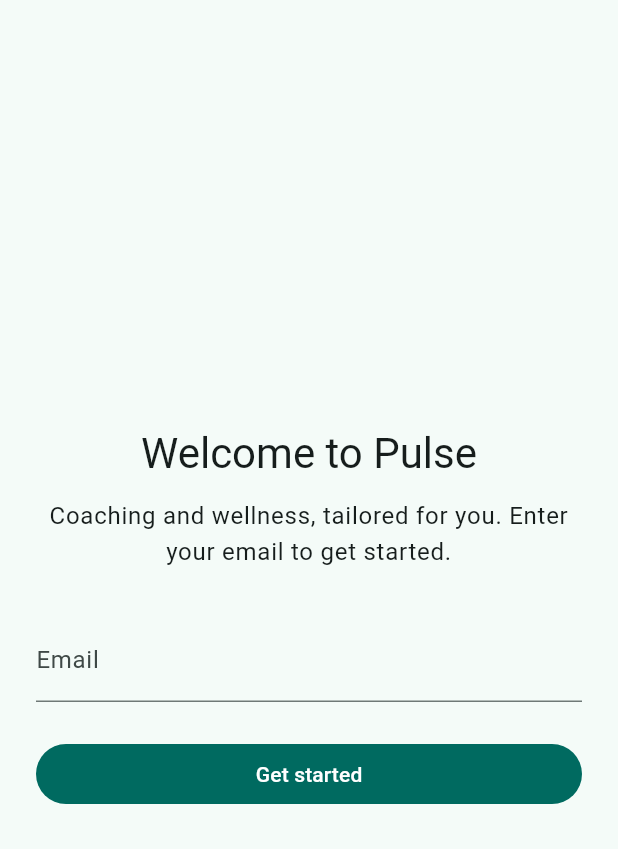
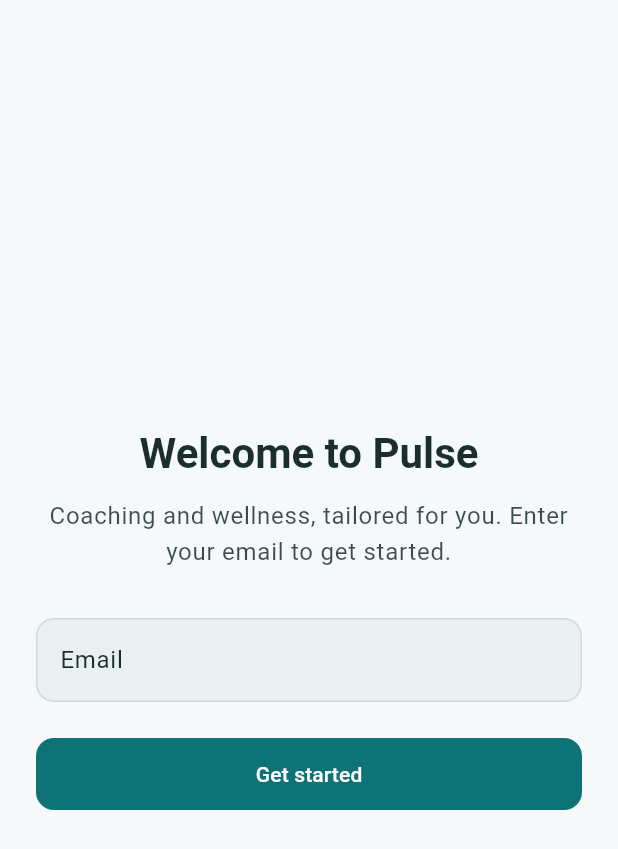
Before and after one commit to srdjan86/pulse_coaching_app, a Flutter app: the screen it shows after launch, on a phone screen of 412 x 824 dp. Shown: the top 849 px of the screen. Run offline on Flutter 3.47's test engine with Material 3 defaults, Android fonts, the phone set to English and light mode, and no system bars; our stand-ins replace equatable, firebase_auth, firebase_core, flutter_bloc, get_it, go_router and 1 more; accounts and stored records are empty.

Commit message:
Add Pulse design tokens and apply theme to onboarding and home (closes #2).
Introduce AppColors ThemeExtension, wire ColorScheme and component themes in AppTheme, and exclude build/Pods from analyzer noise.

Co-authored-by: Cursor <cursoragent@cursor.com>

```diff
--- a/analysis_options.yaml
+++ b/analysis_options.yaml
@@ -8,6 +8,11 @@
 # The following line activates a set of recommended lints for Flutter apps,
 # packages, and plugins designed to encourage good coding practices.
 include: package:flutter_lints/flutter.yaml
+
+analyzer:
+  exclude:
+    - build/**
+    - ios/Pods/**
 
 linter:
   # The lint rules applied to this project can be customized in the
--- a/lib/app/app.dart
+++ b/lib/app/app.dart
@@ -17,9 +17,7 @@ class DeliveryApp extends StatelessWidget {
 
     return MaterialApp.router(
       title: config.appName,
-      theme: AppTheme.light(
-        seedColor: AppTheme.seedColorForFlavor(config.flavor.name),
-      ),
+      theme: AppTheme.light(flavor: config.flavor.name),
       localizationsDelegates: AppLocalizations.localizationsDelegates,
       supportedLocales: AppLocalizations.supportedLocales,
       routerConfig: createAppRouter(),
--- /dev/null
+++ b/lib/core/theme/app_colors.dart
@@ -0,0 +1,93 @@
+import 'package:flutter/material.dart';
+
+/// Pulse brand color tokens. Prefer [Theme.of(context).colorScheme] in widgets;
+/// use [ThemeExtension] via [AppColors.of] when a named token is clearer.
+@immutable
+class AppColors extends ThemeExtension<AppColors> {
+  const AppColors({
+    required this.primary,
+    required this.onPrimary,
+    required this.surface,
+    required this.onSurface,
+    required this.error,
+    required this.onError,
+    required this.surfaceContainer,
+  });
+
+  /// Brand primary — CTAs and key accents.
+  final Color primary;
+
+  /// Text and icons on [primary].
+  final Color onPrimary;
+
+  /// Screen and scaffold backgrounds.
+  final Color surface;
+
+  /// Primary text on [surface].
+  final Color onSurface;
+
+  /// Errors and destructive emphasis.
+  final Color error;
+
+  /// Text and icons on [error].
+  final Color onError;
+
+  /// Elevated surfaces such as cards.
+  final Color surfaceContainer;
+
+  /// Default light palette for Pulse (wellness / coaching).
+  static const light = AppColors(
+    primary: Color(0xFF0D7377),
+    onPrimary: Color(0xFFFFFFFF),
+    surface: Color(0xFFF5F9F9),
+    onSurface: Color(0xFF1A2E2E),
+    error: Color(0xFFB3261E),
+    onError: Color(0xFFFFFFFF),
+    surfaceContainer: Color(0xFFE8F0F0),
+  );
+
+  static AppColors of(BuildContext context) {
+    return Theme.of(context).extension<AppColors>() ?? light;
+  }
+
+  @override
+  AppColors copyWith({
+    Color? primary,
+    Color? onPrimary,
+    Color? surface,
+    Color? onSurface,
+    Color? error,
+    Color? onError,
+    Color? surfaceContainer,
+  }) {
+    return AppColors(
+      primary: primary ?? this.primary,
+      onPrimary: onPrimary ?? this.onPrimary,
+      surface: surface ?? this.surface,
+      onSurface: onSurface ?? this.onSurface,
+      error: error ?? this.error,
+      onError: onError ?? this.onError,
+      surfaceContainer: surfaceContainer ?? this.surfaceContainer,
+    );
+  }
+
+  @override
+  AppColors lerp(ThemeExtension<AppColors>? other, double t) {
+    if (other is! AppColors) {
+      return this;
+    }
+    return AppColors(
+      primary: Color.lerp(primary, other.primary, t)!,
+      onPrimary: Color.lerp(onPrimary, other.onPrimary, t)!,
+      surface: Color.lerp(surface, other.surface, t)!,
+      onSurface: Color.lerp(onSurface, other.onSurface, t)!,
+      error: Color.lerp(error, other.error, t)!,
+      onError: Color.lerp(onError, other.onError, t)!,
+      surfaceContainer: Color.lerp(
+        surfaceContainer,
+        other.surfaceContainer,
+        t,
+      )!,
+    );
+  }
+}
--- a/lib/core/theme/app_theme.dart
+++ b/lib/core/theme/app_theme.dart
@@ -1,18 +1,95 @@
+import 'package:pulse_coaching_app/core/theme/app_colors.dart';
 import 'package:flutter/material.dart';
 
 class AppTheme {
-  static ThemeData light({required Color seedColor}) {
+  /// Builds the app light theme using [AppColors] and a flavor accent for secondary.
+  static ThemeData light({required String flavor}) {
+    const colors = AppColors.light;
+    final flavorAccent = _flavorAccentColor(flavor);
+
+    final colorScheme = ColorScheme(
+      brightness: Brightness.light,
+      primary: colors.primary,
+      onPrimary: colors.onPrimary,
+      secondary: flavorAccent,
+      onSecondary: colors.onPrimary,
+      error: colors.error,
+      onError: colors.onError,
+      surface: colors.surface,
+      onSurface: colors.onSurface,
+      surfaceContainerHighest: colors.surfaceContainer,
+    );
+
     return ThemeData(
-      colorScheme: ColorScheme.fromSeed(seedColor: seedColor),
       useMaterial3: true,
+      colorScheme: colorScheme,
+      extensions: const [AppColors.light],
+      scaffoldBackgroundColor: colors.surface,
+      appBarTheme: AppBarTheme(
+        backgroundColor: colors.surface,
+        foregroundColor: colors.onSurface,
+        elevation: 0,
+        scrolledUnderElevation: 0,
+      ),
+      cardTheme: CardThemeData(
+        color: colors.surfaceContainer,
+        elevation: 0,
+        shape: RoundedRectangleBorder(borderRadius: BorderRadius.circular(12)),
+      ),
+      filledButtonTheme: FilledButtonThemeData(
+        style: FilledButton.styleFrom(
+          backgroundColor: colors.primary,
+          foregroundColor: colors.onPrimary,
+          minimumSize: const Size.fromHeight(48),
+          shape: RoundedRectangleBorder(
+            borderRadius: BorderRadius.circular(12),
+          ),
+        ),
+      ),
+      inputDecorationTheme: InputDecorationTheme(
+        filled: true,
+        fillColor: colors.surfaceContainer,
+        border: OutlineInputBorder(borderRadius: BorderRadius.circular(12)),
+        enabledBorder: OutlineInputBorder(
+          borderRadius: BorderRadius.circular(12),
+          borderSide: BorderSide(
+            color: colors.onSurface.withValues(alpha: 0.12),
+          ),
+        ),
+        focusedBorder: OutlineInputBorder(
+          borderRadius: BorderRadius.circular(12),
+          borderSide: BorderSide(color: colors.primary, width: 2),
+        ),
+        errorBorder: OutlineInputBorder(
+          borderRadius: BorderRadius.circular(12),
+          borderSide: BorderSide(color: colors.error),
+        ),
+      ),
+      textTheme: _textTheme(colors),
     );
   }
 
-  static Color seedColorForFlavor(String flavor) {
+  static TextTheme _textTheme(AppColors colors) {
+    return TextTheme(
+      headlineMedium: TextStyle(
+        color: colors.onSurface,
+        fontWeight: FontWeight.w600,
+      ),
+      titleMedium: TextStyle(
+        color: colors.onSurface,
+        fontWeight: FontWeight.w600,
+      ),
+      bodyLarge: TextStyle(color: colors.onSurface.withValues(alpha: 0.85)),
+      bodyMedium: TextStyle(color: colors.onSurface.withValues(alpha: 0.75)),
+    );
+  }
+
+  /// Subtle flavor accent for secondary elements (not the core brand primary).
+  static Color _flavorAccentColor(String flavor) {
     return switch (flavor) {
-      'prod' => Colors.indigo,
-      'staging' => Colors.orange,
-      _ => Colors.teal,
+      'prod' => const Color(0xFF3949AB),
+      'staging' => const Color(0xFFE65100),
+      _ => const Color(0xFF00897B),
     };
   }
 }
--- a/lib/features/onboarding/presentation/pages/onboarding_page.dart
+++ b/lib/features/onboarding/presentation/pages/onboarding_page.dart
@@ -25,8 +25,10 @@ class _OnboardingBody extends StatelessWidget {
   @override
   Widget build(BuildContext context) {
     final l10n = AppLocalizations.of(context);
+    final theme = Theme.of(context);
 
     return Scaffold(
+      backgroundColor: theme.colorScheme.surface,
       body: SafeArea(
         child: Center(
           child: SingleChildScrollView(
@@ -46,13 +48,13 @@ class _OnboardingBody extends StatelessWidget {
                     children: [
                       Text(
                         l10n.onboardingTitle,
-                        style: Theme.of(context).textTheme.headlineMedium,
+                        style: theme.textTheme.headlineMedium,
                         textAlign: TextAlign.center,
                       ),
                       const SizedBox(height: 12),
                       Text(
                         l10n.onboardingSubtitle,
-                        style: Theme.of(context).textTheme.bodyLarge,
+                        style: theme.textTheme.bodyLarge,
                         textAlign: TextAlign.center,
                       ),
                       const SizedBox(height: 32),
@@ -81,9 +83,7 @@ class _OnboardingBody extends StatelessWidget {
                                 width: 20,
                                 child: CircularProgressIndicator(
                                   strokeWidth: 2,
-                                  color: Theme.of(
-                                    context,
-                                  ).colorScheme.onPrimary,
+                                  color: theme.colorScheme.onPrimary,
                                 ),
                               )
                             : Text(l10n.onboardingCta),
```
Also changed, not shown: lib/features/home/presentation/pages/home_page.dart (+15 -8 lines), 2 other files.
